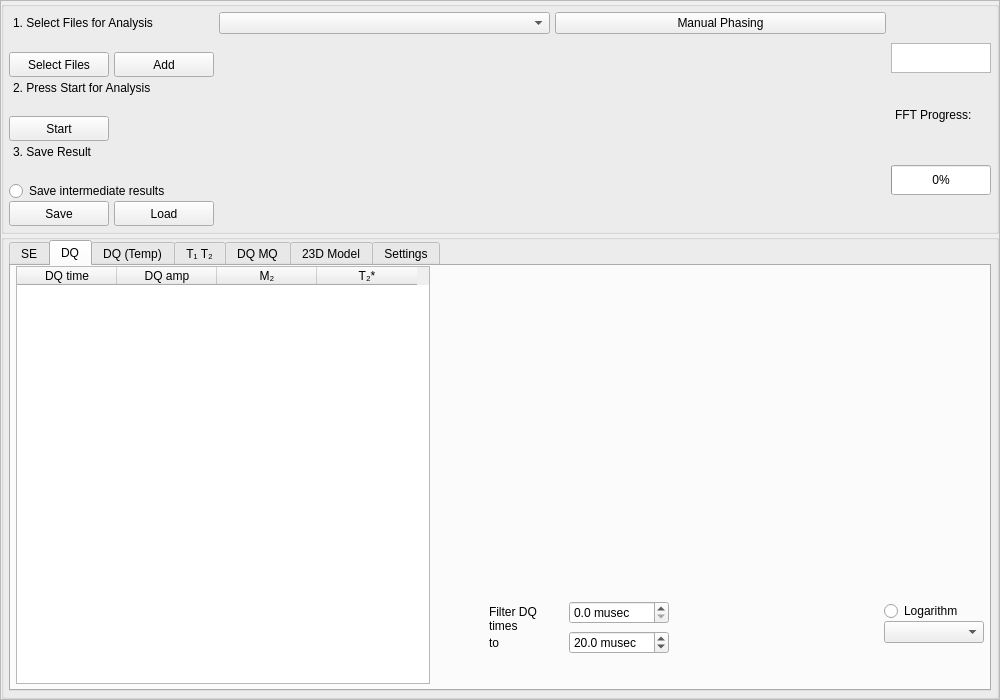
The window that form.ui (timesama/M2-Approach) describes before a commit, drawn with Qt 5.
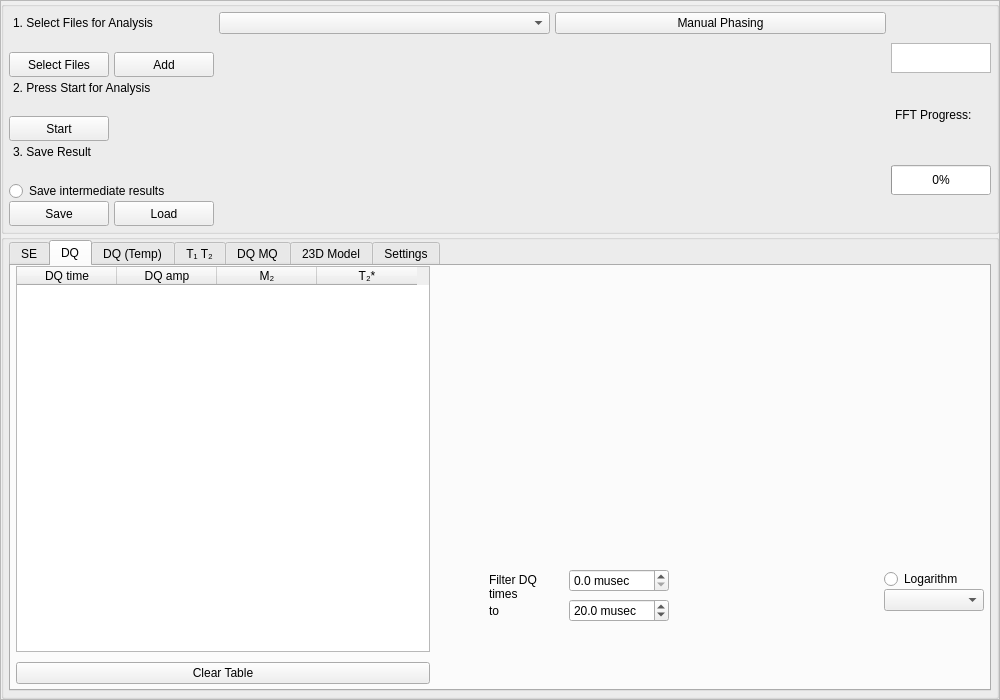
The same window after the commit. The open tabs and pages were chosen to show the change. Custom widgets are drawn as their Qt base class.

Commit message: Bugs of T1 reading, bugs of add btn

Diff of the .ui file:
```diff
--- a/form.ui
+++ b/form.ui
@@ -964,13 +964,23 @@
                 <number>5</number>
                </property>
                <item>
-                <layout class="QGridLayout" name="gridLayout_3" rowstretch="2,0" columnstretch="1,1,1" rowminimumheight="0,0">
+                <layout class="QGridLayout" name="gridLayout_3" rowstretch="2,0,0" columnstretch="1,1,1" rowminimumheight="0,0,0">
                  <property name="horizontalSpacing">
                   <number>5</number>
                  </property>
                  <property name="verticalSpacing">
                   <number>10</number>
                  </property>
+                 <item row="0" column="1">
+                  <widget class="PlotWidget" name="DQ_Widget_1" native="true">
+                   <property name="minimumSize">
+                    <size>
+                     <width>100</width>
+                     <height>100</height>
+                    </size>
+                   </property>
+                  </widget>
+                 </item>
                  <item row="1" column="1">
                   <layout class="QFormLayout" name="Filter">
                    <property name="horizontalSpacing">
@@ -1202,6 +1212,62 @@
                    </item>
                   </layout>
                  </item>
+                 <item row="2" column="0">
+                  <widget class="QPushButton" name="btn_ClearTable_5">
+                   <property name="maximumSize">
+                    <size>
+                     <width>16777215</width>
+                     <height>16777215</height>
+                    </size>
+                   </property>
+                   <property name="text">
+                    <string>Clear Table</string>
+                   </property>
+                  </widget>
+                 </item>
+                 <item row="0" column="0" rowspan="2">
+                  <widget class="QTableWidget" name="table_DQ">
+                   <property name="editTriggers">
+                    <set>QAbstractItemView::AllEditTriggers</set>
+                   </property>
+                   <property name="selectionBehavior">
+                    <enum>QAbstractItemView::SelectRows</enum>
+                   </property>
+                   <property name="columnCount">
+                    <number>4</number>
+                   </property>
+                   <column>
+                    <property name="text">
+                     <string>DQ time</string>
+                    </property>
+                   </column>
+                   <column>
+                    <property name="text">
+                     <string>DQ amp</string>
+                    </property>
+                   </column>
+                   <column>
+                    <property name="text">
+                     <string>M₂</string>
+                    </property>
+                   </column>
+                   <column>
+                    <property name="text">
+                     <string>T₂*</string>
+                    </property>
+                   </column>
+                  </widget>
+                 </item>
+                 <item row="0" column="2">
+                  <widget class="PlotWidget" name="DQ_Widget_2" native="true">
+                   <property name="minimumSize">
+                    <size>
+                     <width>100</width>
+                     <height>100</height>
+                    </size>
+                   </property>
+                  </widget>
+                 </item>
                  <item row="1" column="2">
                   <layout class="QVBoxLayout" name="Log">
                    <property name="leftMargin">
@@ -1281,59 +1347,6 @@
                    </item>
                   </layout>
                  </item>
-                 <item row="0" column="1">
-                  <widget class="PlotWidget" name="DQ_Widget_1" native="true">
-                   <property name="minimumSize">
-                    <size>
-                     <width>100</width>
-                     <height>100</height>
-                    </size>
-                   </property>
-                  </widget>
-                 </item>
-                 <item row="0" column="2">
-                  <widget class="PlotWidget" name="DQ_Widget_2" native="true">
-                   <property name="minimumSize">
-                    <size>
-                     <width>100</width>
-                     <height>100</height>
-                    </size>
-                   </property>
-                  </widget>
-                 </item>
-                 <item row="0" column="0" rowspan="2">
-                  <widget class="QTableWidget" name="table_DQ">
-                   <property name="editTriggers">
-                    <set>QAbstractItemView::AllEditTriggers</set>
-                   </property>
-                   <property name="selectionBehavior">
-                    <enum>QAbstractItemView::SelectRows</enum>
-                   </property>
-                   <property name="columnCount">
-                    <number>4</number>
-                   </property>
-                   <column>
-                    <property name="text">
-                     <string>DQ time</string>
-                    </property>
-                   </column>
-                   <column>
-                    <property name="text">
-                     <string>DQ amp</string>
-                    </property>
-                   </column>
-                   <column>
-                    <property name="text">
-                     <string>M₂</string>
-                    </property>
-                   </column>
-                   <column>
-                    <property name="text">
-                     <string>T₂*</string>
-                    </property>
-                   </column>
-                  </widget>
-                 </item>
                 </layout>
                </item>
               </layout>
```
Left out of the diff: 13 changed lines with no effect on the pictures. The commit also changes 2 other files.
